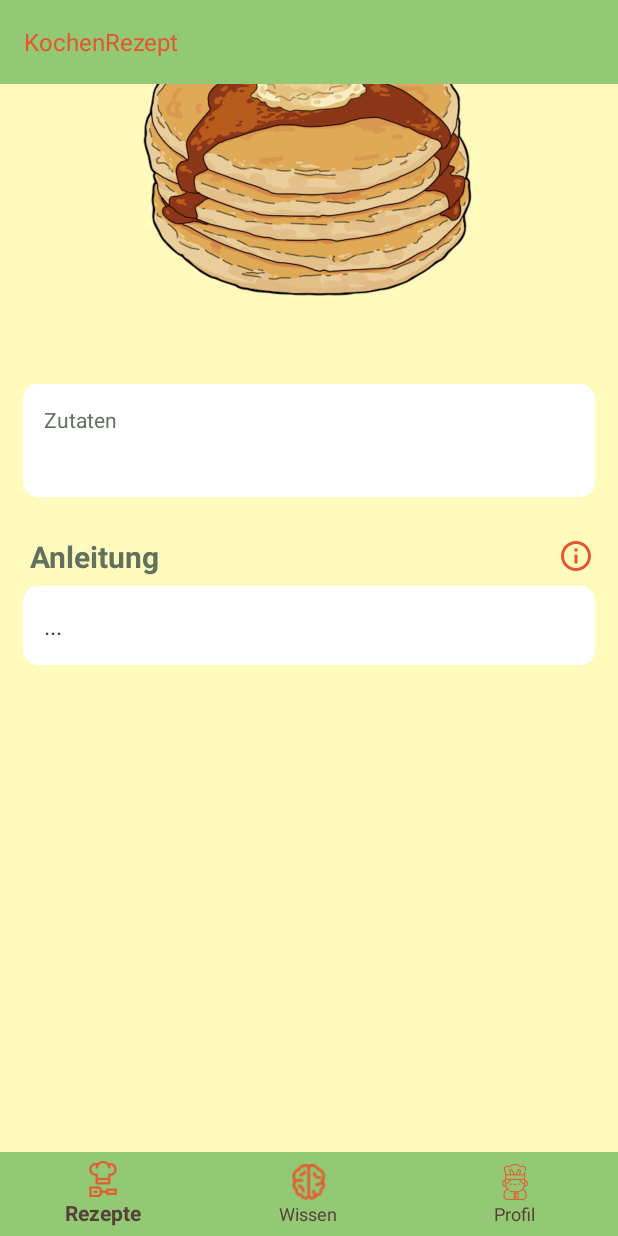
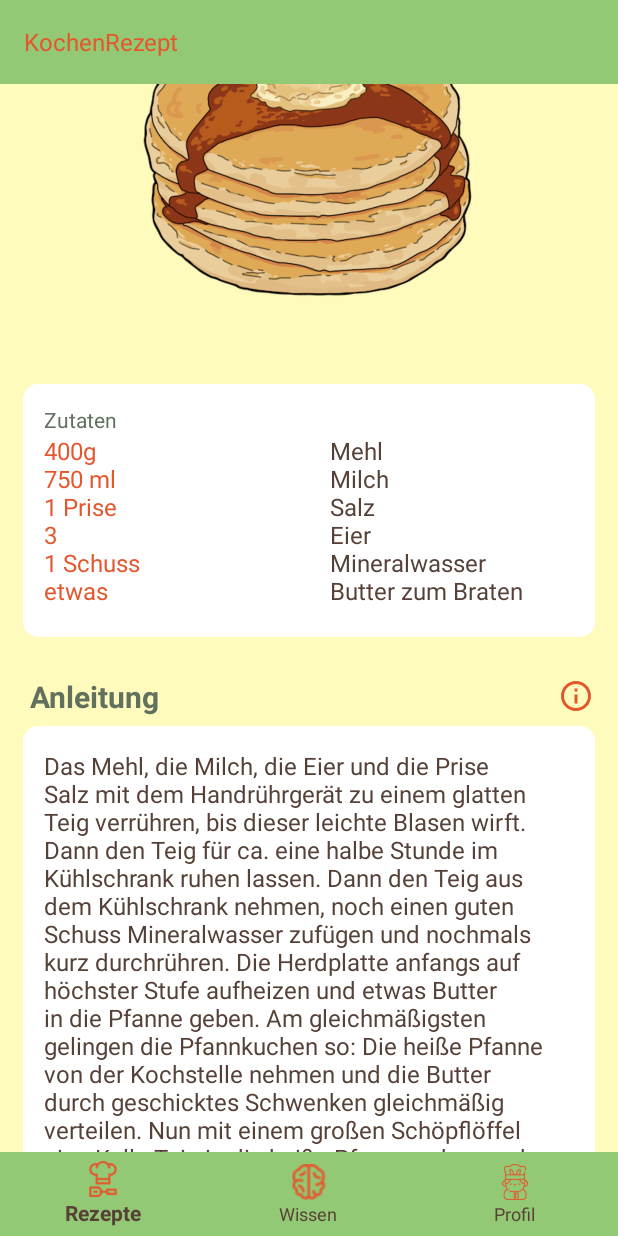
Before and after one commit to passionflower36/KochenRezept, an Android app: the fragment rezept_pancake placed in its activity, on a phone screen of 412 x 824 dp. Run offline under Robolectric (Android 15) with nearby library versions, the light colour scheme and no system bars.

Commit message:
changes mit rezeptfragments und neuer wissen detail ansicht

```diff
--- a/app/src/main/res/layout/fragment_rezept_pancake.xml
+++ b/app/src/main/res/layout/fragment_rezept_pancake.xml
@@ -75,13 +75,15 @@
                             android:orientation="vertical"
                             android:layout_weight="1">
                             <TextView
-                                android:id="@+id/ingredient"
+                                android:id="@+id/measure"
                                 android:paddingLeft="14dp"
                                 android:paddingRight="14dp"
                                 android:textSize="16sp"
-                                android:textColor="@color/textPrimary"
+                                android:textColor="@color/colorAccent"
                                 android:layout_width="match_parent"
+                                android:text="@string/pancake_mengen"
                                 android:layout_height="wrap_content" />
+
                         </LinearLayout>
                         <LinearLayout
                             android:layout_width="match_parent"
@@ -89,11 +91,12 @@
                             android:orientation="vertical"
                             android:layout_weight="1">
                             <TextView
-                                android:id="@+id/measure"
+                                android:id="@+id/ingredient"
                                 android:paddingLeft="14dp"
                                 android:paddingRight="14dp"
                                 android:textSize="16sp"
-                                android:textColor="@color/colorAccent"
+                                android:text="@string/pancake_zutaten"
+                                android:textColor="@color/textPrimary"
                                 android:layout_width="match_parent"
                                 android:layout_height="wrap_content" />
                         </LinearLayout>
@@ -128,7 +131,7 @@
 
                 <TextView
                     android:id="@+id/instructions"
-                    android:text="@string/dots"
+                    android:text="@string/pancake_anleitung"
                     android:paddingLeft="14dp"
                     android:paddingRight="14dp"
                     android:paddingTop="15dp"
--- a/app/src/main/res/values/strings.xml
+++ b/app/src/main/res/values/strings.xml
@@ -31,6 +31,15 @@
 
     <!-- unbenutzt-->
 
+    <string name="pancake_zutaten">Mehl \nMilch\nSalz\nEier\nMineralwasser\nButter zum Braten</string>
+    <string name="pancake_mengen">400g \n750 ml\n1 Prise\n3\n1 Schuss\netwas</string>
+    <string name="pancake_anleitung">Das Mehl, die Milch, die Eier und die Prise Salz mit dem Handrührgerät zu einem glatten Teig verrühren, bis dieser leichte Blasen wirft. Dann den Teig für ca. eine halbe Stunde im Kühlschrank ruhen lassen.
+        Dann den Teig aus dem Kühlschrank nehmen, noch einen guten Schuss Mineralwasser zufügen und nochmals kurz durchrühren.
+        Die Herdplatte anfangs auf höchster Stufe aufheizen und etwas Butter in die Pfanne geben.
+        Am gleichmäßigsten gelingen die Pfannkuchen so:
+        Die heiße Pfanne von der Kochstelle nehmen und die Butter durch geschicktes Schwenken gleichmäßig verteilen. Nun mit einem großen Schöpflöffel eine Kelle Teig in die heiße Pfanne geben und diesen ebenfalls durch Schwenken gleichmäßig verteilen.
+        Wichtig:
+        Nun auf jeden Fall lange genug warten, bis die Unterseite richtig schön gebräunt und der Pfannkuchen entsprechend fest geworden ist. Das merkt man ganz leicht, wenn man versucht den Pfannkuchen mit dem Pfannenwender anzuheben. Wenn das ganz einfach geht, dann kann man den Pfannkuchen problemlos wenden, ohne dass dieser zerreißt. Nun noch die zweite Seite schön goldgelb backen.</string>
 
 
     <string name="food_name_5">Bolognese</string>
```
